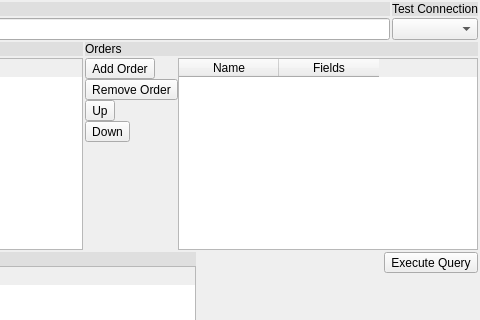
Old version of the form GUI/pgdbatool/querymodel.ui in the repository marcotcal/PG-DBA-Tools; both pictures show x 573 to 1053 and y 0 to 320 of the 1053 by 648 pixel window.
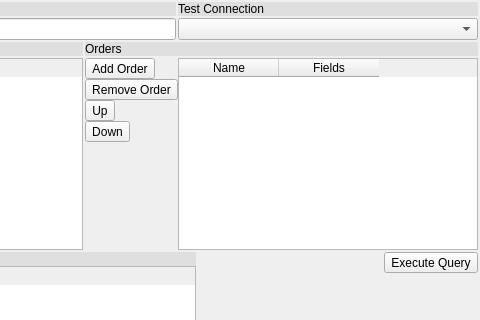
New version of the form. Icons and pictures are not drawn. Custom widgets are drawn as their Qt base class.

```diff
--- a/GUI/pgdbatool/querymodel.ui
+++ b/GUI/pgdbatool/querymodel.ui
@@ -84,7 +84,14 @@
       <widget class="QLineEdit" name="description"/>
      </item>
      <item row="1" column="2">
-      <widget class="QComboBox" name="connection_list"/>
+      <widget class="QComboBox" name="connection_list">
+       <property name="minimumSize">
+        <size>
+         <width>300</width>
+         <height>0</height>
+        </size>
+       </property>
+      </widget>
      </item>
     </layout>
    </item>
```
Left out of the diff: 4 changed lines with no effect on the pictures.
